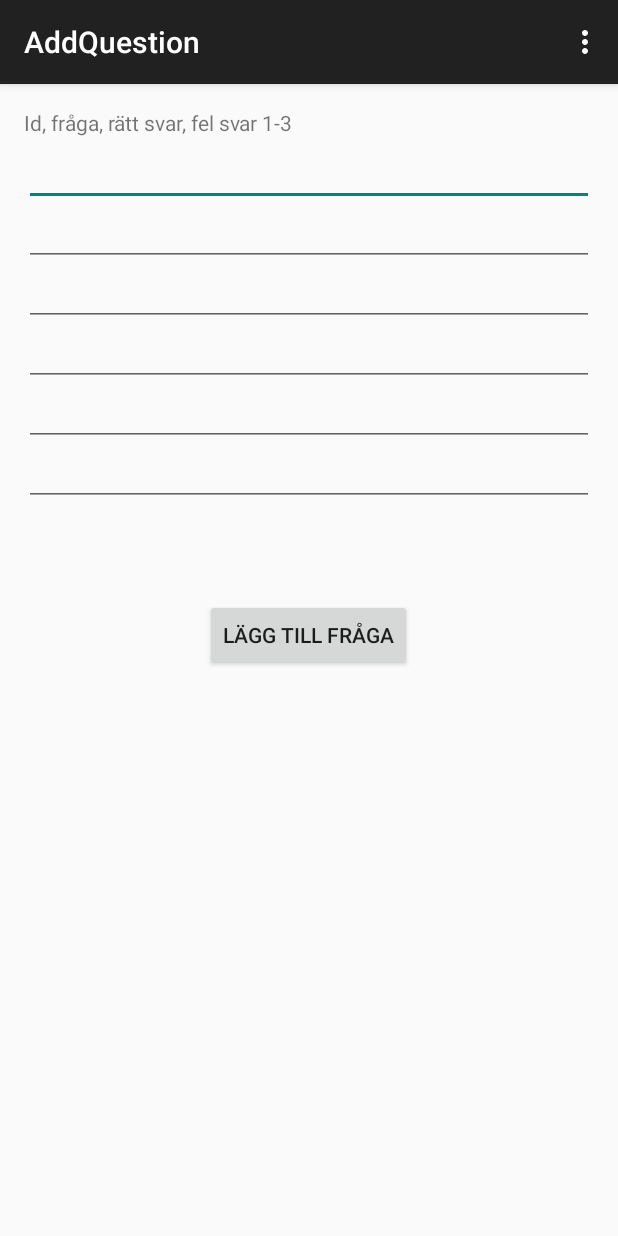
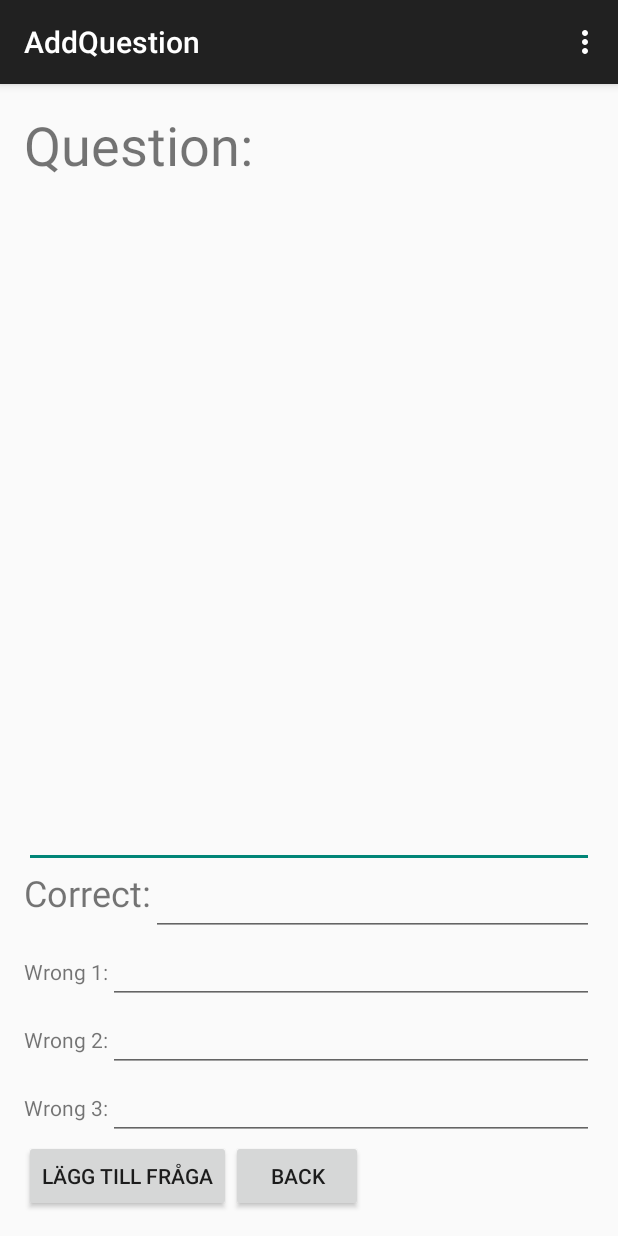
Before and after one commit to Kalasklubben/Uggletrasket, an Android app: the AddQuestion screen opened directly, with no data from a screen before it, on a phone screen of 412 x 824 dp. Run offline under Robolectric (Android 15) with nearby library versions, the phone set to English and light mode, and no system bars.

```diff
--- a/app/src/main/java/com/example/johan/uggletrasket/AddQuestion.java
+++ b/app/src/main/java/com/example/johan/uggletrasket/AddQuestion.java
@@ -1,6 +1,8 @@
 package com.example.johan.uggletrasket;
 
+import android.content.Intent;
 import android.os.StrictMode;
+import android.os.SystemClock;
 import android.support.v7.app.ActionBarActivity;
 import android.os.Bundle;
 import android.view.Menu;
@@ -29,8 +31,8 @@ import java.util.List;
 
 public class AddQuestion extends ActionBarActivity {
 
-    EditText editId, editQuestion, editCorrect, editWrong1, editWrong2, editWrong3;
-    Button bSubmit;
+    EditText editQuestion, editCorrect, editWrong1, editWrong2, editWrong3;
+    Button bSubmit, bBack;
     @Override
     protected void onCreate(Bundle savedInstanceState) {
         super.onCreate(savedInstanceState);
@@ -38,7 +40,6 @@ public class AddQuestion extends ActionBarActivity {
         StrictMode.setThreadPolicy(policy);
         setContentView(R.layout.activity_add_question);
 
-        editId = (EditText) findViewById(R.id.id);
         editQuestion = (EditText) findViewById(R.id.question);
         editCorrect = (EditText) findViewById(R.id.correct);
         editWrong1 = (EditText) findViewById(R.id.wrong1);
@@ -46,6 +47,16 @@ public class AddQuestion extends ActionBarActivity {
         editWrong3 = (EditText) findViewById(R.id.wrong3);
 
         bSubmit = (Button) findViewById(R.id.button);
+        bBack = (Button) findViewById(R.id.backButton);
+
+        View.OnClickListener backList = new View.OnClickListener() {
+            @Override
+            public void onClick(View v) {
+                startActivity(new Intent(AddQuestion.this, MainActivity.class));
+            }
+        };
+
+        bBack.setOnClickListener(backList);
 
         bSubmit.setOnClickListener(new View.OnClickListener() {
 
@@ -53,7 +64,6 @@ public class AddQuestion extends ActionBarActivity {
 
             @Override
             public void onClick(View arg0){
-                String Id = "" + editId.getText().toString();
                     String Question = "" + editQuestion.getText().toString();
                     String Correct = "" + editCorrect.getText().toString();
                     String Wrong1 = "" + editWrong1.getText().toString();
@@ -61,14 +71,16 @@ public class AddQuestion extends ActionBarActivity {
                     String Wrong3 = "" + editWrong3.getText().toString();
 
                     List<NameValuePair> nameValuePairs = new ArrayList<NameValuePair>(1);
-                nameValuePairs.add(new BasicNameValuePair("Id", Id));
+
+                    //TODO kolla slump id!
+                    nameValuePairs.add(new BasicNameValuePair("Id", "" + System.currentTimeMillis()));
                     nameValuePairs.add(new BasicNameValuePair("Question", Question));
                     nameValuePairs.add(new BasicNameValuePair("Correct", Correct));
                     nameValuePairs.add(new BasicNameValuePair("Wrong1", Wrong1));
                     nameValuePairs.add(new BasicNameValuePair("Wrong2", Wrong2));
                     nameValuePairs.add(new BasicNameValuePair("Wrong3", Wrong3));
 
-                try{
+                    try {
                         HttpClient httpClient = new DefaultHttpClient();
 
                         HttpPost httpPost = new HttpPost("http://www.ilmkandidat.byethost7.com/addQuestion.php");
@@ -83,6 +95,7 @@ public class AddQuestion extends ActionBarActivity {
 
                         String msg = "Data entered succesfully";
                         Toast.makeText(getApplicationContext(), msg, Toast.LENGTH_LONG).show();
+                        clearDisplay();
                     } catch (ClientProtocolException e) {
                         e.printStackTrace();
                     } catch (UnsupportedEncodingException e) {
@@ -90,15 +103,18 @@ public class AddQuestion extends ActionBarActivity {
                     } catch (IOException e) {
                         e.printStackTrace();
                     }
+                }
 
-
-            }
         });
     }
 
-
-
-
+    private void clearDisplay() {
+        editQuestion.setText("");
+        editCorrect.setText("");
+        editWrong1.setText("");
+        editWrong2.setText("");
+        editWrong3.setText("");
+    }
 
     @Override
     public boolean onCreateOptionsMenu(Menu menu) {
--- a/app/src/main/java/com/example/johan/uggletrasket/Question.java
+++ b/app/src/main/java/com/example/johan/uggletrasket/Question.java
@@ -15,6 +15,10 @@ public class Question {
     //Constructor
     public Question(){
         ID = "ID" + System.currentTimeMillis();
+    }
+
+    public void setID(String newID){
+        this.ID = newID;
     }
 
     public String getID(){
--- a/app/src/main/res/layout/activity_add_question.xml
+++ b/app/src/main/res/layout/activity_add_question.xml
@@ -6,74 +6,116 @@
     android:paddingBottom="@dimen/activity_vertical_margin"
     tools:context="com.example.johan.uggletrasket.AddQuestion">
 
-    <TextView android:text="Id, fråga, rätt svar, fel svar 1-3" android:layout_width="wrap_content"
+
+    <LinearLayout
+        android:layout_width="fill_parent"
+        android:layout_height="fill_parent"
+        android:orientation="vertical">
+
+    <TextView
+        android:text="Question:"
+        android:textSize="36dp"
+        android:layout_width="fill_parent"
         android:layout_height="wrap_content"
         android:id="@+id/textView" />
 
     <EditText
+        android:layout_width="fill_parent"
+        android:layout_height="fill_parent"
+        android:id="@+id/question"
+        android:layout_weight="1"/>
+
+     <LinearLayout
+         android:layout_width="fill_parent"
+         android:layout_height="wrap_content"
+         android:orientation="horizontal">
+
+         <TextView
+             android:text="Correct:"
+             android:textSize="24dp"
+             android:layout_width="wrap_content"
+             android:layout_height="fill_parent"/>
+
+         <EditText
+             android:layout_width="fill_parent"
+             android:layout_height="fill_parent"
+             android:id="@+id/correct"/>
+
+     </LinearLayout>
+
+
+    <LinearLayout
+        android:layout_width="fill_parent"
+        android:layout_height="wrap_content"
+        android:orientation="horizontal">
+
+        <TextView
             android:layout_width="wrap_content"
             android:layout_height="wrap_content"
-        android:layout_marginTop="20dp"
-
-        android:layout_centerHorizontal="true"
-        android:layout_alignParentLeft="true"
-        android:layout_alignParentRight="true"
-        android:id="@+id/id"/>
+            android:text="Wrong 1:"/>
 
         <EditText
+            android:layout_width="fill_parent"
+            android:layout_height="wrap_content"
+            android:id="@+id/wrong1"/>
+
+    </LinearLayout>
+
+    <LinearLayout
+         android:layout_width="fill_parent"
+         android:layout_height="wrap_content"
+         android:orientation="horizontal">
+
+        <TextView
             android:layout_width="wrap_content"
             android:layout_height="wrap_content"
-        android:layout_marginTop="60dp"
+            android:text="Wrong 2:"/>
 
-        android:layout_centerHorizontal="true"
-        android:layout_alignParentLeft="true"
-        android:layout_alignParentRight="true"
-        android:id="@+id/question"/>
         <EditText
+            android:layout_width="fill_parent"
+            android:layout_height="wrap_content"
+            android:id="@+id/wrong2"/>
+
+    </LinearLayout>
+
+
+    <LinearLayout
+        android:layout_width="fill_parent"
+        android:layout_height="wrap_content"
+        android:orientation="horizontal">
+
+        <TextView
             android:layout_width="wrap_content"
             android:layout_height="wrap_content"
-        android:layout_marginTop="100dp"
-
-        android:layout_centerHorizontal="true"
-        android:layout_alignParentLeft="true"
-        android:layout_alignParentRight="true"
-        android:id="@+id/correct"/>
-    <EditText
-        android:layout_width="wrap_content"
-        android:layout_height="wrap_content"
-        android:layout_marginTop="140dp"
-
-        android:layout_centerHorizontal="true"
-        android:layout_alignParentLeft="true"
-        android:layout_alignParentRight="true"
-        android:id="@+id/wrong1"/>
-    <EditText
-        android:layout_width="wrap_content"
-        android:layout_height="wrap_content"
-        android:layout_marginTop="180dp"
-
-        android:layout_centerHorizontal="true"
-        android:layout_alignParentLeft="true"
-        android:layout_alignParentRight="true"
-        android:id="@+id/wrong2"/>
+            android:text="Wrong 3:"/>
 
         <EditText
-        android:layout_width="wrap_content"
+            android:layout_width="fill_parent"
             android:layout_height="wrap_content"
-        android:layout_marginTop="220dp"
+            android:id="@+id/wrong3" />
 
-        android:layout_centerHorizontal="true"
-        android:layout_alignParentLeft="true"
-        android:layout_alignParentRight="true"
-        android:id="@+id/wrong3" />
+    </LinearLayout>
+
+
+    <LinearLayout
+        android:layout_width="fill_parent"
+        android:layout_height="wrap_content"
+        android:orientation="horizontal">
 
         <Button
             android:layout_width="wrap_content"
             android:layout_height="wrap_content"
             android:text="Lägg till fråga"
-        android:id="@+id/button"
-        android:layout_marginTop="62dp"
-        android:layout_below="@+id/wrong3"
-        android:layout_centerHorizontal="true" />
+            android:id="@+id/button"/>
+
+        <Button
+            android:layout_width="wrap_content"
+            android:layout_height="wrap_content"
+            android:text="Back"
+            android:id="@+id/backButton"/>
+
+    </LinearLayout>
+
+    </LinearLayout>
 
 </RelativeLayout>
--- a/app/src/main/res/values/strings.xml
+++ b/app/src/main/res/values/strings.xml
@@ -9,7 +9,7 @@
     <string name="alt1B">Morgan</string>
     <string name="alt1C">Jörnmark</string>
 
-    <string name="getAllQuestions">"http://www.ilmkandidat.byethost7.com/getAllQuestions.php"</string>
+    <string name="getAllQuestions">http://www.ilmkandidat.byethost7.com/getQuestions.php</string>
     <string name="errorDatabase">Could not connect to database!"</string>
 
     <string name="title_activity_add_question">AddQuestion</string>
```
Also changed, not shown: app/src/main/java/com/example/johan/uggletrasket/CreateQuestionActivity.java (deleted, +0 -114 lines), app/src/main/java/com/example/johan/uggletrasket/LoadQuestions.java (renamed from app/src/main/java/com/example/johan/uggletrasket/LoadQuestion.java, +19 -10 lines), app/src/main/java/com/example/johan/uggletrasket/QuestionActivity.java (+10 -6 lines), app/src/main/java/com/example/johan/uggletrasket/QuestionList.java (+14 -4 lines). Lines whose indentation alone changed are shown as unchanged.
